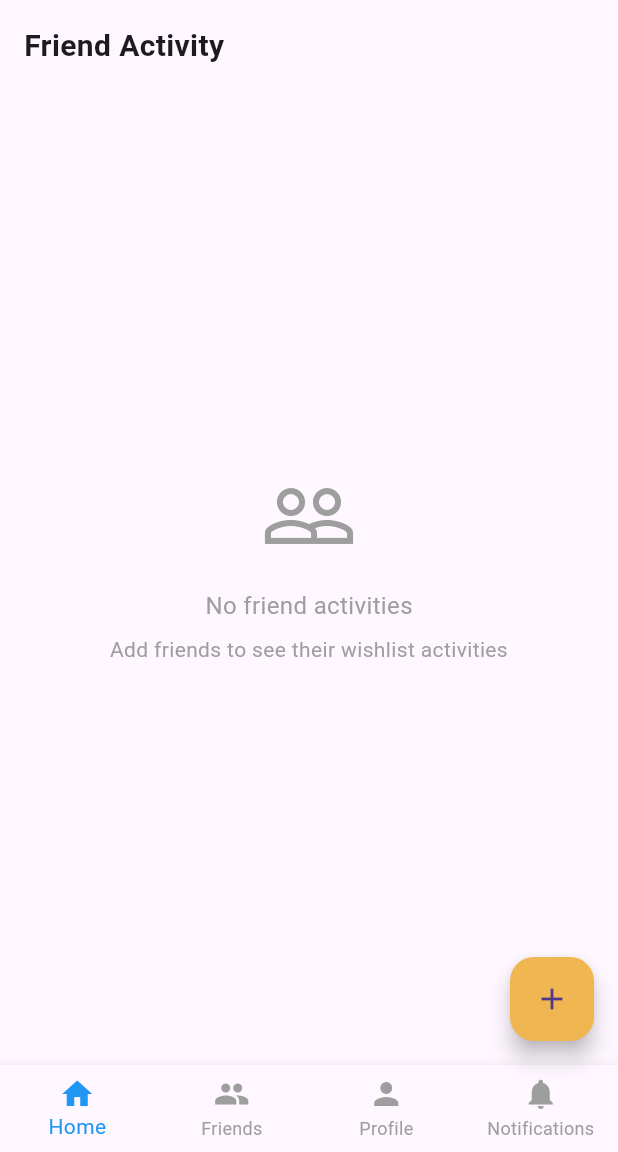
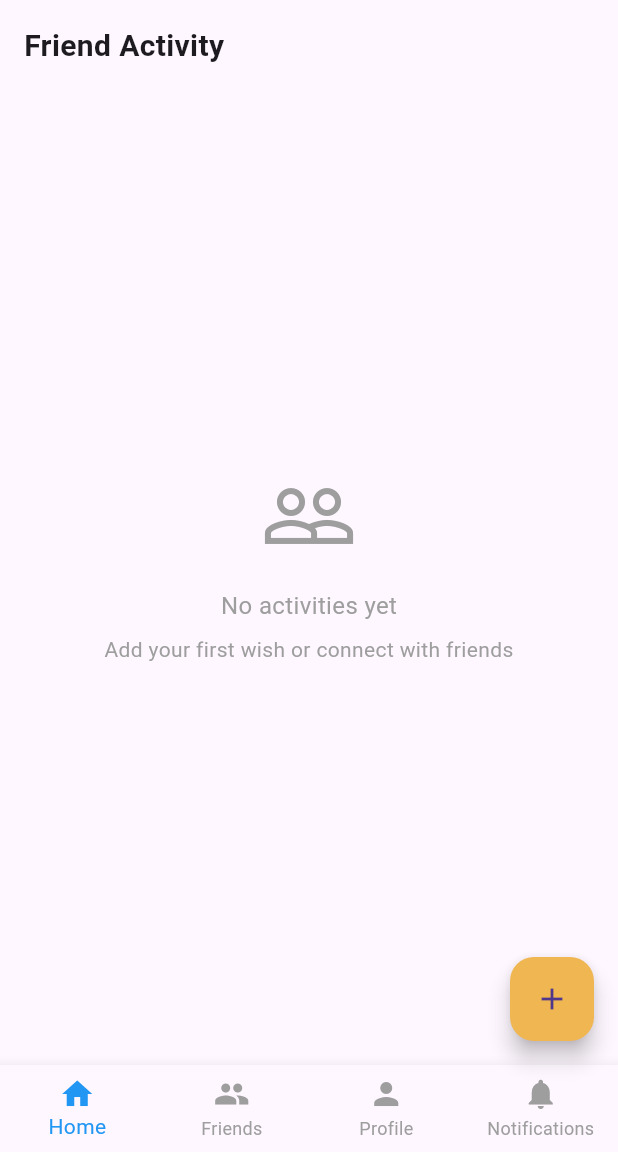
Before and after one commit to astavist/wishlink, a Flutter app: the HomeScreen screen opened directly, on a phone screen of 412 x 824 dp, the part 84-1236 px from its top. Run offline on Flutter 3.47's test engine with Material 3 defaults, Android fonts, the phone set to English and light mode, and no system bars; our stand-ins replace cloud_firestore, firebase_auth, firebase_core, font_awesome_flutter; accounts and stored records are empty.

Commit message:
Bug: Wish Activity Showing WLK18

```diff
--- a/lib/screens/home_screen.dart
+++ b/lib/screens/home_screen.dart
@@ -1,4 +1,5 @@
 import 'package:flutter/material.dart';
+import 'package:firebase_auth/firebase_auth.dart';
 import '../models/friend_activity.dart';
 import '../services/firestore_service.dart';
 import '../widgets/friend_activity_card.dart';
@@ -92,7 +93,7 @@ class _HomeScreenState extends State<HomeScreen> {
                 const SizedBox(height: 16),
                 Expanded(
                   child: FutureBuilder<List<FriendActivity>>(
-                    future: _firestoreService.getFriendActivities(),
+                    future: _firestoreService.getAllActivities(),
                     builder: (context, snapshot) {
                       if (snapshot.connectionState == ConnectionState.waiting) {
                         return const Center(child: CircularProgressIndicator());
@@ -136,7 +137,7 @@ class _HomeScreenState extends State<HomeScreen> {
                               ),
                               SizedBox(height: 16),
                               Text(
-                                'No friend activities',
+                                'No activities yet',
                                 style: TextStyle(
                                   color: Colors.grey,
                                   fontSize: 16,
@@ -144,7 +145,7 @@ class _HomeScreenState extends State<HomeScreen> {
                               ),
                               SizedBox(height: 8),
                               Text(
-                                'Add friends to see their wishlist activities',
+                                'Add your first wish or connect with friends',
                                 style: TextStyle(
                                   color: Colors.grey,
                                   fontSize: 14,
@@ -162,6 +163,7 @@ class _HomeScreenState extends State<HomeScreen> {
                           itemCount: activities.length,
                           itemBuilder: (context, index) {
                             final activity = activities[index];
+
                             return Padding(
                               padding: const EdgeInsets.only(bottom: 16.0),
                               child: FriendActivityCard(
```
Also changed, not shown: lib/services/firestore_service.dart (+22 -0 lines).
